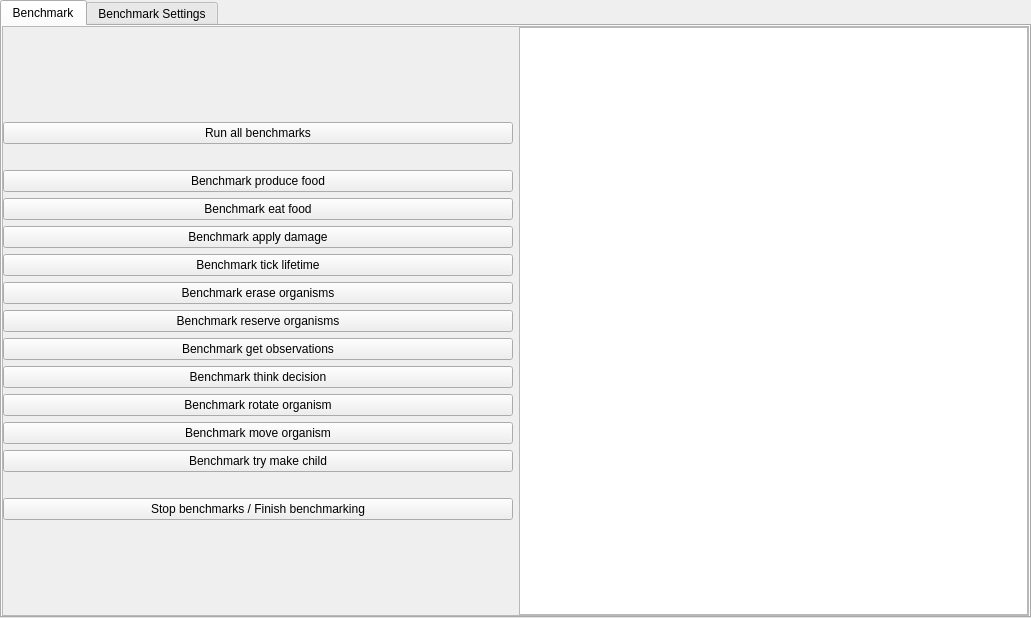
This is Source/UiFiles/benchmark.ui in SuperSpaceEye/LifeEngineExtended as Qt 5 draws it before an edit. The edited form follows.
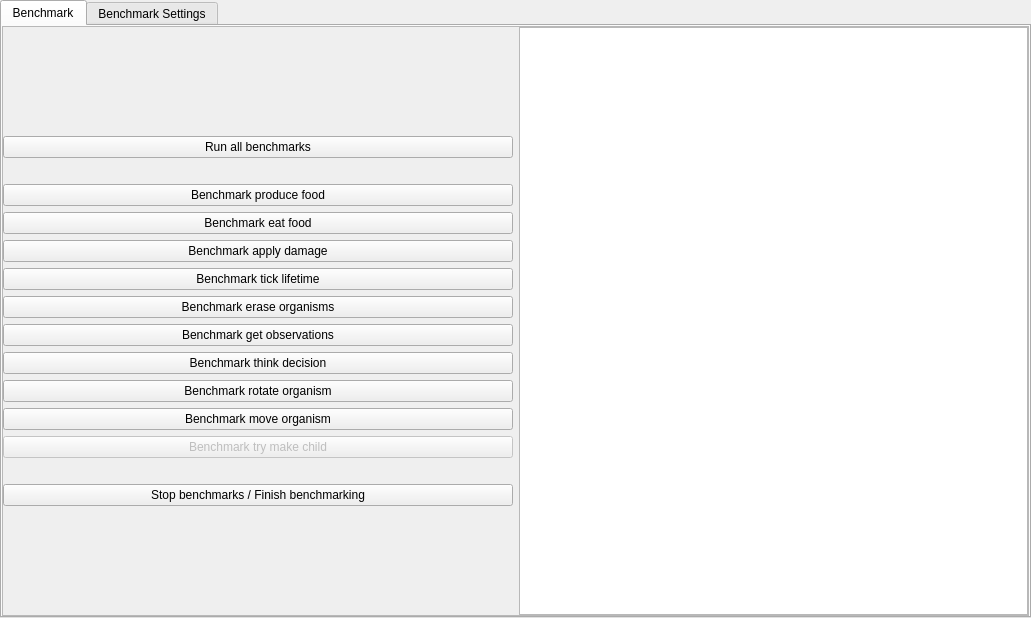
This is the edited form.

```diff
--- a/Source/UiFiles/benchmark.ui
+++ b/Source/UiFiles/benchmark.ui
@@ -168,13 +168,6 @@
                  </property>
                 </widget>
                </item>
-               <item>
-                <widget class="QPushButton" name="b_benchmark_reserve_organisms">
-                 <property name="text">
-                  <string>Benchmark reserve organisms</string>
-                 </property>
-                </widget>
-               </item>
                <item>
                 <widget class="QPushButton" name="b_benchmark_get_observations">
                  <property name="text">
@@ -205,6 +198,9 @@
                </item>
                <item>
                 <widget class="QPushButton" name="b_benchmark_try_make_child">
+                 <property name="enabled">
+                  <bool>false</bool>
+                 </property>
                  <property name="text">
                   <string>Benchmark try make child</string>
                  </property>
```
Left out of the diff: 17 changed lines with no effect on the pictures.
